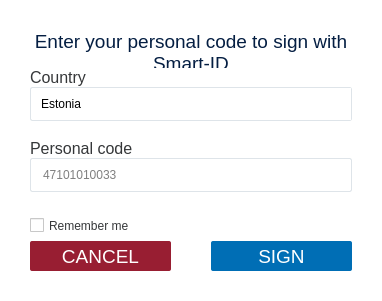
Above: client/dialogs/SmartIDDialog.ui from open-eid/DigiDoc4-Client before the change. Below: the same form after it.
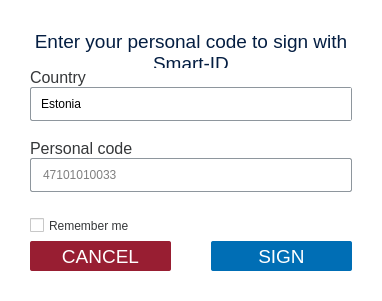
That is the form after the change. Icons and pictures are not drawn. Custom widgets are drawn as their Qt base class.

Commit message:
Update border contrast color to improve accessibility (#1105)
IB-7307

Diff of the .ui file:
```diff
--- a/client/dialogs/SmartIDDialog.ui
+++ b/client/dialogs/SmartIDDialog.ui
@@ -21,7 +21,7 @@
 }
 QLineEdit, QComboBox {
 padding: 0px 10px;
-border: 1px solid #DEE4E9;
+border: 1px solid #8E969D;
 border-radius: 2px;
 }
 #labelCode, #labelCountry {
@@ -34,7 +34,7 @@
 background-color: transparent;
 }
 QComboBox QWidget#content {
-border: 1px solid #DEE4E9;
+border: 1px solid #8E969D;
 border-radius: 2px;
 background-color: #FFFFFF;
 }
```
The commit also changes 8 other files.
